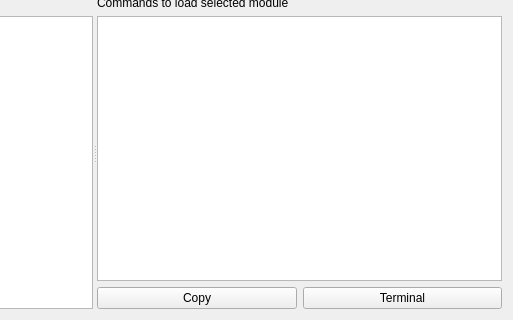
Qt form ui/lmod_query.ui (lunarc/mbrowser) before a commit; both pictures show x 323 to 836 and y 406 to 726 of the 836 by 726 pixel window.
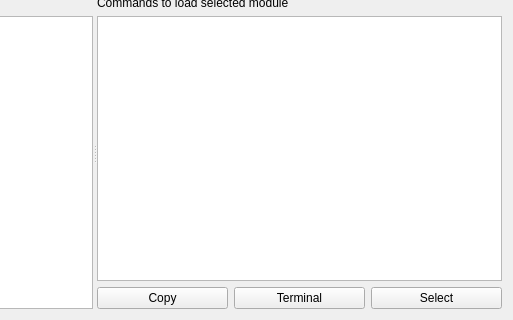
The same form after that commit.

Commit message: Added a selection mode for returning selected modules on standard output.

What changed in the file:
```diff
--- a/ui/lmod_query.ui
+++ b/ui/lmod_query.ui
@@ -252,6 +252,13 @@
              </property>
             </widget>
            </item>
+           <item>
+            <widget class="QPushButton" name="select_modules_button">
+             <property name="text">
+              <string>Select</string>
+             </property>
+            </widget>
+           </item>
           </layout>
          </item>
         </layout>
```
The commit also changes 2 other files.
